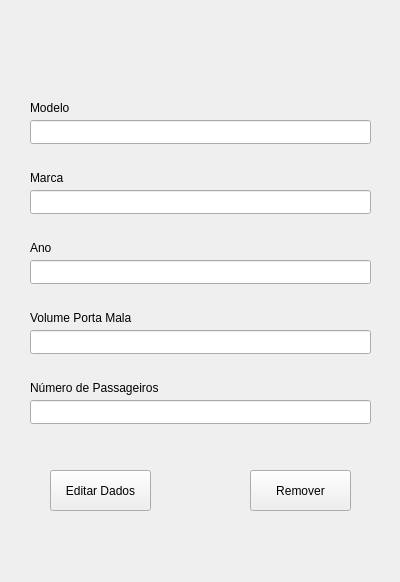
First picture: the form in editarremover.ui, repository jehhzacarias/gogears3, before the edit.
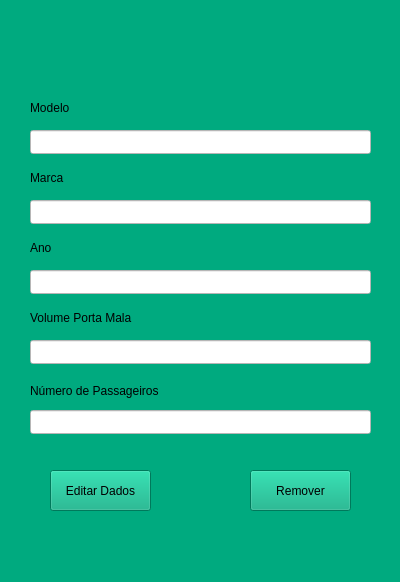
Second picture: the form after the edit.

Patch:
```diff
--- a/editarremover.ui
+++ b/editarremover.ui
@@ -13,15 +13,21 @@
   <property name="windowTitle">
    <string>Form</string>
   </property>
+  <property name="styleSheet">
+   <string notr="true">background-color: rgb(0, 170, 127);</string>
+  </property>
   <widget class="QLineEdit" name="lineEdit_3">
    <property name="geometry">
     <rect>
      <x>30</x>
-     <y>260</y>
+     <y>270</y>
      <width>341</width>
      <height>24</height>
     </rect>
    </property>
+   <property name="styleSheet">
+    <string notr="true">background-color: rgb(255, 255, 255);</string>
+   </property>
   </widget>
   <widget class="QLabel" name="label_3">
    <property name="geometry">
@@ -32,6 +38,9 @@
      <height>16</height>
     </rect>
    </property>
+   <property name="styleSheet">
+    <string notr="true">font: 700 10pt &quot;Segoe UI&quot;;</string>
+   </property>
    <property name="text">
     <string>Ano</string>
    </property>
@@ -40,11 +49,14 @@
    <property name="geometry">
     <rect>
      <x>30</x>
-     <y>190</y>
+     <y>200</y>
      <width>341</width>
      <height>24</height>
     </rect>
    </property>
+   <property name="styleSheet">
+    <string notr="true">background-color: rgb(255, 255, 255);</string>
+   </property>
   </widget>
   <widget class="QLabel" name="label_2">
    <property name="geometry">
@@ -55,6 +67,9 @@
      <height>16</height>
     </rect>
    </property>
+   <property name="styleSheet">
+    <string notr="true">font: 700 10pt &quot;Segoe UI&quot;;</string>
+   </property>
    <property name="text">
     <string>Marca</string>
    </property>
@@ -68,6 +83,9 @@
      <height>16</height>
     </rect>
    </property>
+   <property name="styleSheet">
+    <string notr="true">font: 700 10pt &quot;Segoe UI&quot;;</string>
+   </property>
    <property name="text">
     <string>Modelo</string>
    </property>
@@ -76,31 +94,40 @@
    <property name="geometry">
     <rect>
      <x>30</x>
-     <y>400</y>
+     <y>410</y>
      <width>341</width>
      <height>24</height>
     </rect>
    </property>
+   <property name="styleSheet">
+    <string notr="true">background-color: rgb(255, 255, 255);</string>
+   </property>
   </widget>
   <widget class="QLineEdit" name="lineEdit">
    <property name="geometry">
     <rect>
      <x>30</x>
-     <y>120</y>
+     <y>130</y>
      <width>341</width>
      <height>24</height>
     </rect>
    </property>
+   <property name="styleSheet">
+    <string notr="true">background-color: rgb(255, 255, 255);</string>
+   </property>
   </widget>
   <widget class="QLineEdit" name="lineEdit_4">
    <property name="geometry">
     <rect>
      <x>30</x>
-     <y>330</y>
+     <y>340</y>
      <width>341</width>
      <height>24</height>
     </rect>
    </property>
+   <property name="styleSheet">
+    <string notr="true">background-color: rgb(255, 255, 255);</string>
+   </property>
   </widget>
   <widget class="QLabel" name="label_5">
    <property name="geometry">
@@ -108,9 +135,12 @@
      <x>30</x>
      <y>380</y>
      <width>341</width>
-     <height>16</height>
+     <height>21</height>
     </rect>
    </property>
+   <property name="styleSheet">
+    <string notr="true">font: 700 10pt &quot;Segoe UI&quot;;</string>
+   </property>
    <property name="text">
     <string>Número de Passageiros</string>
    </property>
@@ -124,6 +154,9 @@
      <height>16</height>
     </rect>
    </property>
+   <property name="styleSheet">
+    <string notr="true">font: 700 10pt &quot;Segoe UI&quot;;</string>
+   </property>
    <property name="text">
     <string>Volume Porta Mala</string>
    </property>
@@ -137,6 +170,9 @@
      <height>41</height>
     </rect>
    </property>
+   <property name="styleSheet">
+    <string notr="true">font: 700 9pt &quot;Segoe UI&quot;;</string>
+   </property>
    <property name="text">
     <string>Remover</string>
    </property>
@@ -150,6 +186,9 @@
      <height>41</height>
     </rect>
    </property>
+   <property name="styleSheet">
+    <string notr="true">font: 700 9pt &quot;Segoe UI&quot;;</string>
+   </property>
    <property name="text">
     <string>Editar Dados</string>
    </property>
```
